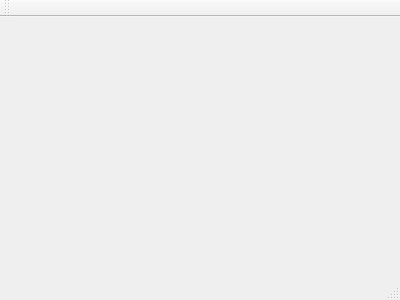
One2INF/ProtocolParser, file mainwindow.ui: the form before one commit.
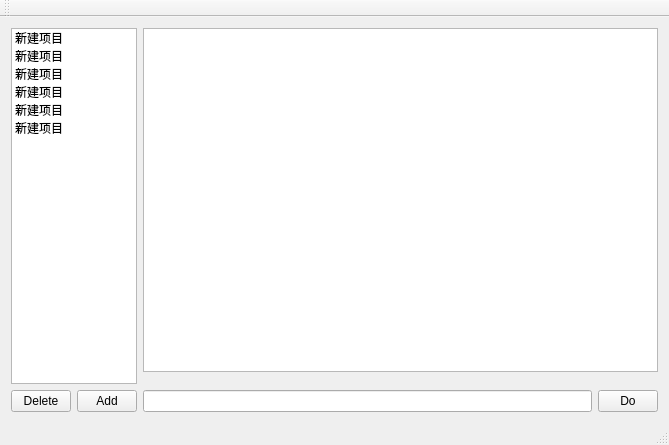
The form after the commit.

Commit message: ui布局完成

The edit to the form file:
```diff
--- a/mainwindow.ui
+++ b/mainwindow.ui
@@ -1,24 +1,145 @@
 <ui version="4.0">
  <class>MainWindow</class>
- <widget class="QMainWindow" name="MainWindow" >
-  <property name="geometry" >
+ <widget class="QMainWindow" name="MainWindow">
+  <property name="geometry">
    <rect>
     <x>0</x>
     <y>0</y>
-    <width>400</width>
-    <height>300</height>
+    <width>669</width>
+    <height>445</height>
    </rect>
   </property>
   <property name="windowTitle" >
    <string>MainWindow</string>
   </property>
-  <widget class="QMenuBar" name="menuBar" />
-  <widget class="QToolBar" name="mainToolBar" />
-  <widget class="QWidget" name="centralWidget" />
-  <widget class="QStatusBar" name="statusBar" />
+  <widget class="QWidget" name="centralWidget">
+   <layout class="QGridLayout" name="gridLayout">
+    <item row="0" column="0" rowspan="3" colspan="2">
+     <widget class="QListWidget" name="listWidget">
+      <item>
+       <property name="text">
+        <string>新建项目</string>
+       </property>
+      </item>
+      <item>
+       <property name="text">
+        <string>新建项目</string>
+       </property>
+      </item>
+      <item>
+       <property name="text">
+        <string>新建项目</string>
+       </property>
+      </item>
+      <item>
+       <property name="text">
+        <string>新建项目</string>
+       </property>
+      </item>
+      <item>
+       <property name="text">
+        <string>新建项目</string>
+       </property>
+      </item>
+      <item>
+       <property name="text">
+        <string>新建项目</string>
+       </property>
+      </item>
+     </widget>
+    </item>
+    <item row="3" column="0">
+     <widget class="QPushButton" name="AddButton">
+      <property name="minimumSize">
+       <size>
+        <width>60</width>
+        <height>0</height>
+       </size>
+      </property>
+      <property name="maximumSize">
+       <size>
+        <width>60</width>
+        <height>16777215</height>
+       </size>
+      </property>
+      <property name="text">
+       <string>Delete</string>
+      </property>
+     </widget>
+    </item>
+    <item row="3" column="3">
+     <widget class="QPushButton" name="DoButton">
+      <property name="minimumSize">
+       <size>
+        <width>60</width>
+        <height>0</height>
+       </size>
+      </property>
+      <property name="maximumSize">
+       <size>
+        <width>60</width>
+        <height>16777215</height>
+       </size>
+      </property>
+      <property name="text">
+       <string>Do</string>
+      </property>
+     </widget>
+    </item>
+    <item row="3" column="1">
+     <widget class="QPushButton" name="DeleteButton">
+      <property name="minimumSize">
+       <size>
+        <width>60</width>
+        <height>0</height>
+       </size>
+      </property>
+      <property name="maximumSize">
+       <size>
+        <width>60</width>
+        <height>16777215</height>
+       </size>
+      </property>
+      <property name="baseSize">
+       <size>
+        <width>0</width>
+        <height>0</height>
+       </size>
+      </property>
+      <property name="text">
+       <string>Add</string>
+      </property>
+     </widget>
+    </item>
+    <item row="0" column="2" colspan="2">
+     <widget class="QTableView" name="tableView"/>
+    </item>
+    <item row="3" column="2">
+     <widget class="QLineEdit" name="lineEdit"/>
+    </item>
+   </layout>
+  </widget>
+  <widget class="QMenuBar" name="menuBar">
+   <property name="geometry">
+    <rect>
+     <x>0</x>
+     <y>0</y>
+     <width>669</width>
+     <height>23</height>
+    </rect>
+   </property>
+  </widget>
+  <widget class="QToolBar" name="mainToolBar">
+   <attribute name="toolBarArea">
+    <enum>TopToolBarArea</enum>
+   </attribute>
+   <attribute name="toolBarBreak">
+    <bool>false</bool>
+   </attribute>
+  </widget>
+  <widget class="QStatusBar" name="statusBar"/>
  </widget>
- <layoutDefault spacing="6" margin="11" />
- <pixmapfunction></pixmapfunction>
+ <layoutdefault spacing="6" margin="11"/>
  <resources/>
  <connections/>
 </ui>
```
Left out of the diff: 3 changed lines with no effect on the pictures. The commit also changes 2 other files.
